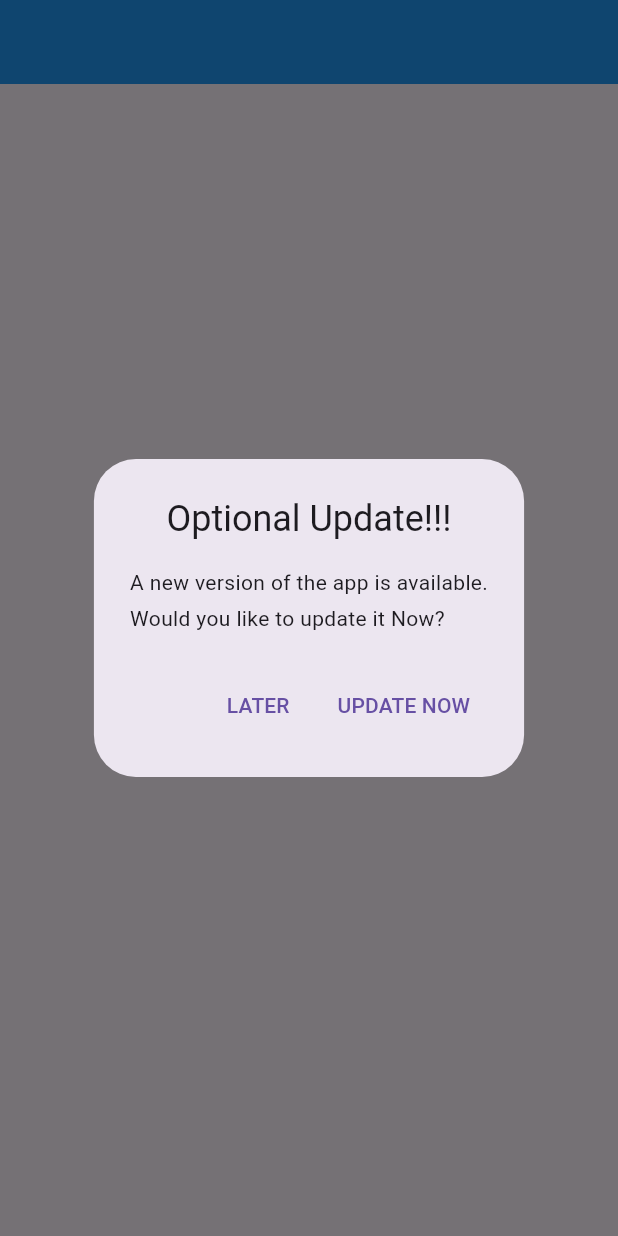
After one commit to zwethu/flutter_firebase_remote_config_demo, a Flutter app: the screen it shows after launch, on a phone screen of 412 x 824 dp. The commit adds this screen. Run offline on Flutter 3.47's test engine with Material 3 defaults, Android fonts, the phone set to English and light mode, and no system bars; our stand-ins replace firebase_core, firebase_remote_config, get_it, package_info_plus; accounts and stored records are empty.

Commit message:
setup mandatory and optional in-app update using remote config

```diff
--- /dev/null
+++ b/lib/repository/update_repository.dart
@@ -0,0 +1,79 @@
+import 'dart:developer';
+
+import 'package:firebase_remote_config/firebase_remote_config.dart';
+import 'package:flutter/material.dart';
+import 'package:flutter_remote_config_demo/utils/api_constants.dart';
+import 'package:flutter_remote_config_demo/utils/app_costants.dart';
+import 'package:flutter_remote_config_demo/utils/app_dependency_injector.dart';
+import 'package:flutter_remote_config_demo/widgets/mandatory_update_dialog.dart';
+import 'package:flutter_remote_config_demo/widgets/optional_update_dialog.dart';
+import 'package:package_info_plus/package_info_plus.dart';
+import 'package:url_launcher/url_launcher.dart';
+
+class UpdateRepository {
+  final packageInfo = getIt<PackageInfo>();
+  final remoteConfig = getIt<FirebaseRemoteConfig>();
+
+  Future<void> checkForUpdate(BuildContext context) async {
+    // fetch the latest data
+    remoteConfig.fetchAndActivate();
+
+    log("This is from the remote config...");
+    String latestAppVersion =
+        remoteConfig.getString(ApiConstant.latestAppVersion);
+    String minimumSupportedVersion =
+        remoteConfig.getString(ApiConstant.minimumSupportedAppVersion);
+
+    log("latest_app_version : $latestAppVersion");
+    log("minimum_supported_app_version : $minimumSupportedVersion");
+
+    if ("${packageInfo.version}+${packageInfo.buildNumber}" ==
+        latestAppVersion) {
+      log("This is the latest version...");
+    } else if ("${packageInfo.version}+${packageInfo.buildNumber}" ==
+        minimumSupportedVersion) {
+      log("The app is needed to update now...");
+      showMandatoryUpdateDialog(context);
+    } else {
+      log("You can update the app...");
+      showOptionalUpdateDialog(context);
+    }
+
+    listenForUpdate(context);
+  }
+
+  Future<void> listenForUpdate(BuildContext context) async {
+    // listen the update data
+    remoteConfig.onConfigUpdated.listen((event) async {
+      await remoteConfig.activate().then((success) {
+        log("This is from the remote config...");
+        String latestAppVersion =
+            remoteConfig.getString(ApiConstant.latestAppVersion);
+        String minimumSupportedVersion =
+            remoteConfig.getString(ApiConstant.minimumSupportedAppVersion);
+
+        log("latest_app_version : $latestAppVersion");
+        log("minimum_supported_app_version : $minimumSupportedVersion");
+
+        if ("${packageInfo.version}+${packageInfo.buildNumber}" ==
+            minimumSupportedVersion) {
+          log("The app is needed to update now...");
+          showMandatoryUpdateDialog(context);
+        } else if ("${packageInfo.version}+${packageInfo.buildNumber}" ==
+            latestAppVersion) {
+          log("This is the latest version...");
+        } else {
+          log("You can update the app...");
+          showOptionalUpdateDialog(context);
+        }
+      });
+    });
+  }
+
+  Future<void> openInPlayStore() async {
+    final Uri url = Uri.parse(AppConstants.appPlayStoreUrl);
+    if (!await launchUrl(url)) {
+      throw Exception('Could not launch $url');
+    }
+  }
+}
--- /dev/null
+++ b/lib/screens/home_page.dart
@@ -0,0 +1,35 @@
+
+import 'package:flutter/material.dart';
+import 'package:flutter_remote_config_demo/repository/update_repository.dart';
+
+class HomePage extends StatefulWidget {
+  const HomePage({super.key});
+
+  @override
+  State<HomePage> createState() => _HomePageState();
+}
+
+class _HomePageState extends State<HomePage> {
+
+  @override
+  void initState() {
+    // TODO: implement initState
+    super.initState();
+    WidgetsBinding.instance.addPostFrameCallback((_){
+      UpdateRepository updateRepository = UpdateRepository();
+      updateRepository.checkForUpdate(context);
+    });
+  }
+
+  @override
+  Widget build(BuildContext context) {
+    return Scaffold(
+      appBar: AppBar(
+        backgroundColor: Colors.blue,
+      ),
+      body: const Center(
+        child: Text("Version Check Page"),
+      ),
+    );
+  }
+}
--- /dev/null
+++ b/lib/utils/api_constants.dart
@@ -0,0 +1,4 @@
+class ApiConstant{
+  static const String latestAppVersion = "latest_app_version";
+  static const String minimumSupportedAppVersion = "minimum_supported_app_version";
+}
--- /dev/null
+++ b/lib/utils/app_costants.dart
@@ -0,0 +1,3 @@
+class AppConstants{
+  static const String appPlayStoreUrl = "https://play.google.com/store/apps/details?id=com.Zwe_Thura_Aung.QR_Helper&pli=1";
+}
```
Also changed, not shown: lib/main.dart (+61 -113 lines), lib/screens/profile_page.dart (added, +15 -0 lines), lib/utils/app_dependency_injector.dart (added, +13 -0 lines), lib/widgets/mandatory_update_dialog.dart (added, +41 -0 lines), lib/widgets/optional_update_dialog.dart (added, +37 -0 lines), pubspec.yaml (+7 -0 lines), firebase.json (added), lib/firebase_options.dart (added), pubspec.lock, 9 other files.
